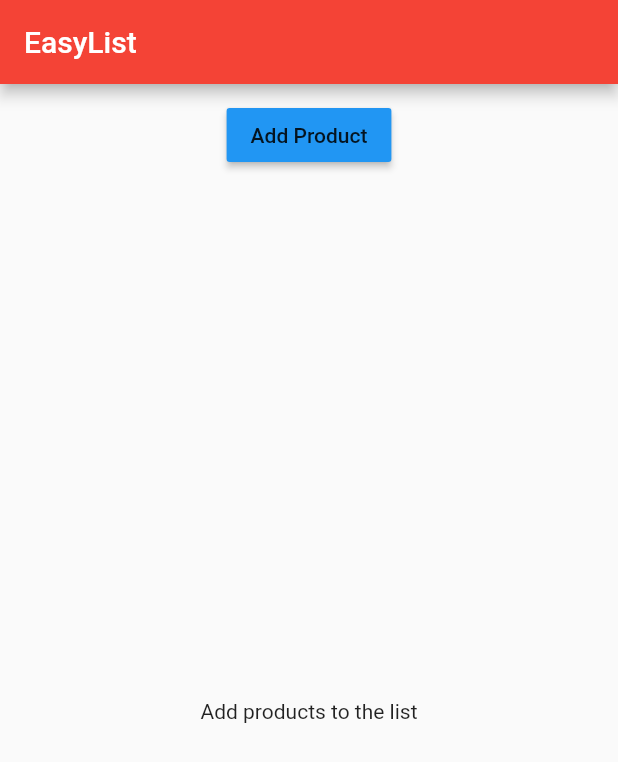
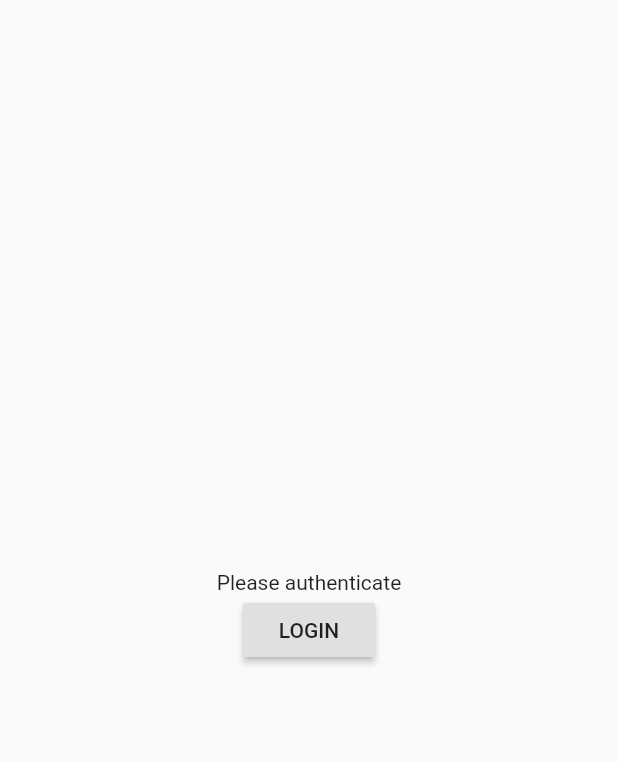
Before and after one commit to FelipeGangrel/flutter_course_app, a Flutter app: the screen it shows after launch, on a phone screen of 412 x 824 dp. Shown: the top 762 px of the screen. Run offline on Flutter 3.47's test engine with Material 2 defaults, Android fonts, the phone set to English and light mode, and no system bars.

Commit message:
assignment 2 part 1

```diff
--- a/lib/main.dart
+++ b/lib/main.dart
@@ -1,5 +1,5 @@
 import 'package:flutter/material.dart';
-import 'package:flutter_course_app/pages/home_page.dart';
+import 'package:flutter_course_app/pages/auth_page.dart';
 
 void main() => runApp(MyApp());
 
@@ -12,7 +12,7 @@ class MyApp extends StatelessWidget {
         primarySwatch: Colors.red,
         accentColor: Colors.blue,
       ),
-      home: HomePage(),
+      home: AuthPage(),
     );
   }
 }
--- /dev/null
+++ b/lib/pages/auth_page.dart
@@ -0,0 +1,28 @@
+import 'package:flutter/material.dart';
+import 'package:flutter_course_app/pages/products_page.dart';
+
+class AuthPage extends StatelessWidget {
+  @override
+  Widget build(BuildContext context) {
+    return Scaffold(
+      body: Center(
+        child: Column(
+          mainAxisAlignment: MainAxisAlignment.center,
+          children: <Widget>[
+            Text('Please authenticate'),
+            RaisedButton(
+              child: Text('LOGIN'),
+              onPressed: () {
+                Navigator.pushReplacement(
+                  context,
+                  MaterialPageRoute(
+                      builder: (BuildContext context) => ProductsPage()),
+                );
+              },
+            ),
+          ],
+        ),
+      ),
+    );
+  }
+}
--- a/lib/pages/home_page.dart
+++ /dev/null
@@ -1,16 +0,0 @@
-
-
-import 'package:flutter/material.dart';
-import 'package:flutter_course_app/product_manager.dart';
-
-class HomePage extends StatelessWidget {
-  @override
-  Widget build(BuildContext context) {
-    return Scaffold(
-      appBar: AppBar(
-        title: Text('EasyList'),
-      ),
-      body: ProductManager(),
-    );
-  }
-}
--- a/lib/product_manager.dart
+++ b/lib/product_manager.dart
@@ -17,7 +17,6 @@ class ProductManager extends StatefulWidget {
 }
 
 class _ProductManagerState extends State<ProductManager> {
-
   List<Map<String, String>> _products = [];
 
   @override
@@ -54,7 +53,7 @@ class _ProductManagerState extends State<ProductManager> {
           child: ProductControl(_addProduct),
         ),
         Expanded(
-          child: Products(_products, deleteProduct: _deleteProduct),
+          child: Products(products: _products, deleteProduct: _deleteProduct),
         ),
       ],
     );
--- a/lib/products.dart
+++ b/lib/products.dart
@@ -5,7 +5,7 @@ class Products extends StatelessWidget {
   final List<Map<String, String>> products;
   final Function deleteProduct;
 
-  Products(this.products, {this.deleteProduct});
+  Products({this.products, this.deleteProduct});
 
   void _navigateToProduct(BuildContext context, int index) {
     // nosso método push retornará um Future eventualmente
@@ -19,7 +19,7 @@ class Products extends StatelessWidget {
     ).then((Map<String, bool> value) {
       // capturando o Future assim que ProductPage sofrer um pop
       // mas somente ao tocar no botão DELETE
-      if (value['delete']) {
+      if (value != null && value['delete']) {
         deleteProduct(index);
       }
     });
```
Also changed, not shown: lib/pages/another_page.dart (added, +20 -0 lines), lib/pages/product_page.dart (+17 -9 lines), lib/pages/products_page.dart (added, +36 -0 lines).
